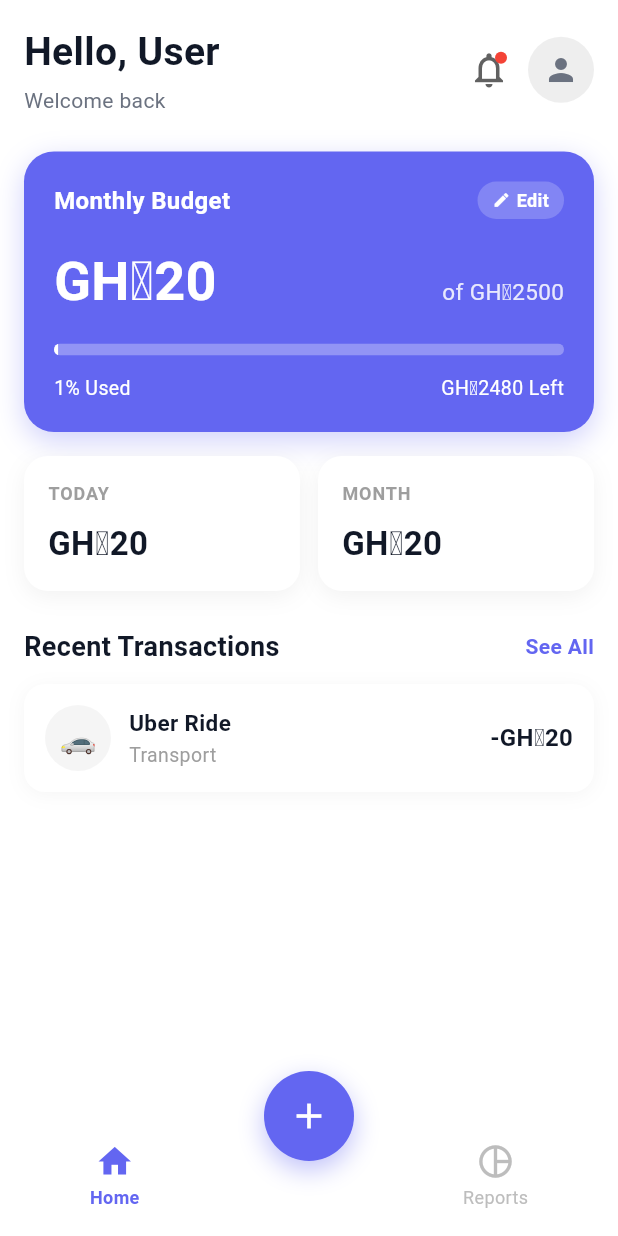
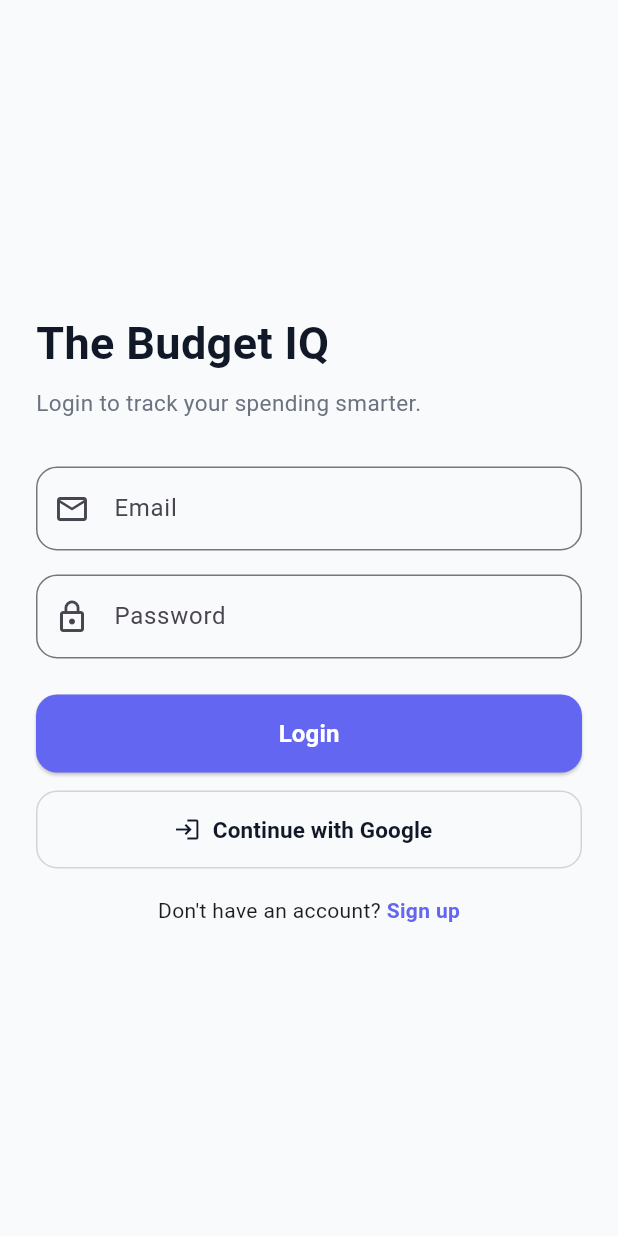
Before and after one commit to ogude2dd/the_budget_iq, a Flutter app: the screen it shows after launch, on a phone screen of 412 x 824 dp. Run offline on Flutter 3.47's test engine with Material 3 defaults, Android fonts, the phone set to English and light mode, and no system bars; our stand-ins replace fl_chart, google_sign_in; Roboto replaces fonts that are missing (SF Pro Display).

Commit message:
Added login page and navigation flow

```diff
--- a/lib/main.dart
+++ b/lib/main.dart
@@ -1,8 +1,10 @@
 import 'package:flutter/material.dart';
 import 'package:provider/provider.dart';
+import 'package:the_budget_iq/screens/login_screen.dart';
 
 import 'models/expense.dart';
 import 'widgets/main_scaffold.dart';
+import 'screens/login_screen.dart';
 
 void main() {
   runApp(
@@ -54,7 +56,7 @@ class TheBudgetIQApp extends StatelessWidget {
         fontFamily: 'SF Pro Display',
         useMaterial3: true,
       ),
-      home: const MainScaffold(),
+      home: const LoginScreen(),
     );
   }
 }
--- /dev/null
+++ b/lib/screens/login_screen.dart
@@ -0,0 +1,215 @@
+import 'package:flutter/material.dart';
+import '../widgets/main_scaffold.dart';
+import 'signup_screen.dart';
+import 'package:google_sign_in/google_sign_in.dart';
+
+class LoginScreen extends StatefulWidget {
+  const LoginScreen({super.key});
+
+  @override
+  State<LoginScreen> createState() => _LoginScreenState();
+}
+
+class _LoginScreenState extends State<LoginScreen> {
+  final emailController = TextEditingController();
+  final passwordController = TextEditingController();
+
+  // CHANGED: GoogleSignIn instance for future Google/Firebase authentication
+  final GoogleSignIn googleSignIn = GoogleSignIn();
+
+  void loginUser() {
+    final email = emailController.text.trim();
+    final password = passwordController.text.trim();
+
+    if (email.isEmpty || password.isEmpty) {
+      ScaffoldMessenger.of(context).showSnackBar(
+        const SnackBar(
+          content: Text('Please enter email and password'),
+        ),
+      );
+      return;
+    }
+
+    // NOTE: Temporary login behavior.
+    // Later, this is where Firebase email/password authentication will go.
+    Navigator.pushReplacement(
+      context,
+      MaterialPageRoute(
+        builder: (_) => const MainScaffold(),
+      ),
+    );
+  }
+
+  // CHANGED: Google login function for future Firebase Google Auth
+  Future<void> loginWithGoogle() async {
+    try {
+      final GoogleSignInAccount? user = await googleSignIn.signIn();
+
+      if (user == null) {
+        return; // User cancelled Google login
+      }
+
+      // NOTE: Temporary navigation.
+      // Later, Firebase will verify the Google user before entering the app.
+      Navigator.pushReplacement(
+        context,
+        MaterialPageRoute(
+          builder: (_) => const MainScaffold(),
+        ),
+      );
+    } catch (e) {
+      ScaffoldMessenger.of(context).showSnackBar(
+        SnackBar(
+          content: Text('Google login failed: $e'),
+        ),
+      );
+    }
+  }
+
+  @override
+  void dispose() {
+    emailController.dispose();
+    passwordController.dispose();
+    super.dispose();
+  }
+
+  @override
+  Widget build(BuildContext context) {
+    return Scaffold(
+      backgroundColor: const Color(0xFFF8FAFC),
+      body: SafeArea(
+        child: Center(
+          child: SingleChildScrollView(
+            padding: const EdgeInsets.all(24),
+            child: Column(
+              crossAxisAlignment: CrossAxisAlignment.start,
+              children: [
+                const Text(
+                  'The Budget IQ',
+                  style: TextStyle(
+                    fontSize: 30,
+                    fontWeight: FontWeight.bold,
+                    color: Color(0xFF111827),
+                  ),
+                ),
+                const SizedBox(height: 8),
+                const Text(
+                  'Login to track your spending smarter.',
+                  style: TextStyle(
+                    fontSize: 15,
+                    color: Color(0xFF6B7280),
+                  ),
+                ),
+                const SizedBox(height: 32),
+
+                TextField(
+                  controller: emailController,
+                  keyboardType: TextInputType.emailAddress,
+                  decoration: InputDecoration(
+                    labelText: 'Email',
+                    prefixIcon: const Icon(Icons.email_outlined),
+                    border: OutlineInputBorder(
+                      borderRadius: BorderRadius.circular(14),
+                    ),
+                  ),
+                ),
+                const SizedBox(height: 16),
+
+                TextField(
+                  controller: passwordController,
+                  obscureText: true,
+                  decoration: InputDecoration(
+                    labelText: 'Password',
+                    prefixIcon: const Icon(Icons.lock_outline),
+                    border: OutlineInputBorder(
+                      borderRadius: BorderRadius.circular(14),
+                    ),
+                  ),
+                ),
+                const SizedBox(height: 24),
+
+                SizedBox(
+                  width: double.infinity,
+                  height: 52,
+                  child: ElevatedButton(
+                    onPressed: loginUser,
+                    style: ElevatedButton.styleFrom(
+                      backgroundColor: const Color(0xFF6366F1),
+                      foregroundColor: Colors.white,
+                      shape: RoundedRectangleBorder(
+                        borderRadius: BorderRadius.circular(14),
+                      ),
+                    ),
+                    child: const Text(
+                      'Login',
+                      style: TextStyle(
+                        fontSize: 16,
+                        fontWeight: FontWeight.w600,
+                      ),
+                    ),
+                  ),
+                ),
+
+                // CHANGED: Added space between normal login and Google login
+                const SizedBox(height: 12),
+
+                // CHANGED: Added Google login button
+                // This calls loginWithGoogle(), which can later be connected to Firebase Auth.
+                SizedBox(
+                  width: double.infinity,
+                  height: 52,
+                  child: OutlinedButton.icon(
+                    onPressed: loginWithGoogle,
+                    icon: const Icon(Icons.login),
+                    label: const Text(
+                      'Continue with Google',
+                      style: TextStyle(
+                        fontSize: 15,
+                        fontWeight: FontWeight.w600,
+                      ),
+                    ),
+                    style: OutlinedButton.styleFrom(
+                      foregroundColor: const Color(0xFF111827),
+                      side: const BorderSide(
+                        color: Color(0xFFD1D5DB),
+                      ),
+                      shape: RoundedRectangleBorder(
+                        borderRadius: BorderRadius.circular(14),
+                      ),
+                    ),
+                  ),
+                ),
+
+                const SizedBox(height: 18),
+
+                Row(
+                  mainAxisAlignment: MainAxisAlignment.center,
+                  children: [
+                    const Text("Don't have an account? "),
+                    GestureDetector(
+                      onTap: () {
+                        Navigator.push(
+                          context,
+                          MaterialPageRoute(
+                            builder: (_) => const SignupScreen(),
+                          ),
+                        );
+                      },
+                      child: const Text(
+                        'Sign up',
+                        style: TextStyle(
+                          color: Color(0xFF6366F1),
+                          fontWeight: FontWeight.bold,
+                        ),
+                      ),
+                    ),
+                  ],
+                ),
+              ],
+            ),
+          ),
+        ),
+      ),
+    );
+  }
+}
--- a/pubspec.yaml
+++ b/pubspec.yaml
@@ -12,6 +12,7 @@ dependencies:
   cupertino_icons: ^1.0.8
   fl_chart: ^0.68.0
   provider: ^6.1.5+1
+  google_sign_in: ^6.2.1
 
 dev_dependencies:
   flutter_test:
```
Also changed, not shown: lib/screens/signup_screen.dart (added, +160 -0 lines), pubspec.lock, 10 other files.
